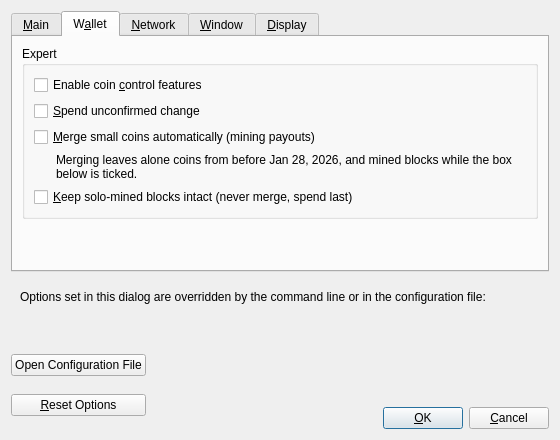
dobbscoin/dobbscoin-source, file src/qt/forms/optionsdialog.ui: the form before one commit.
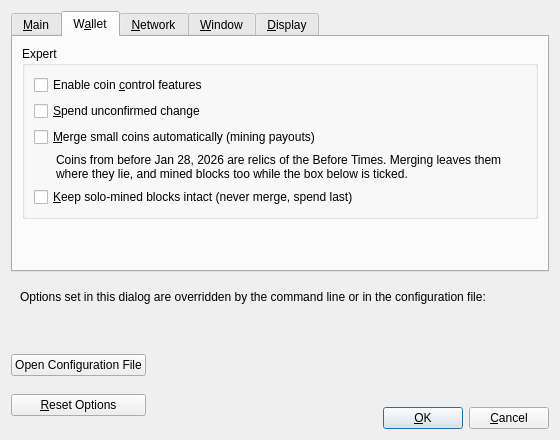
The form after the commit. The open tabs and pages were chosen to show the change. Custom widgets are drawn as their Qt base class.

Commit message:
qt: the merge option says why old coins are left alone
Coins from before Jan 28, 2026 are relics of the Before Times: a coin's age is
the timestamp of the block it was born in, and moving it erases that.
(btcbob picked the wording.)

Patch:
```diff
--- a/src/qt/forms/optionsdialog.ui
+++ b/src/qt/forms/optionsdialog.ui
@@ -242,7 +242,7 @@
              <string>Moving a coin resets its age, and the (BOB) buyback pays more for older coins. Merging therefore never touches coins that confirmed before January 28, 2026.</string>
             </property>
             <property name="text">
-             <string>Merging leaves alone coins from before Jan 28, 2026, and mined blocks while the box below is ticked.</string>
+             <string>Coins from before Jan 28, 2026 are relics of the Before Times. Merging leaves them where they lie, and mined blocks too while the box below is ticked.</string>
             </property>
             <property name="wordWrap">
              <bool>true</bool>
```
Left out of the diff: 2 changed lines with no effect on the pictures.
